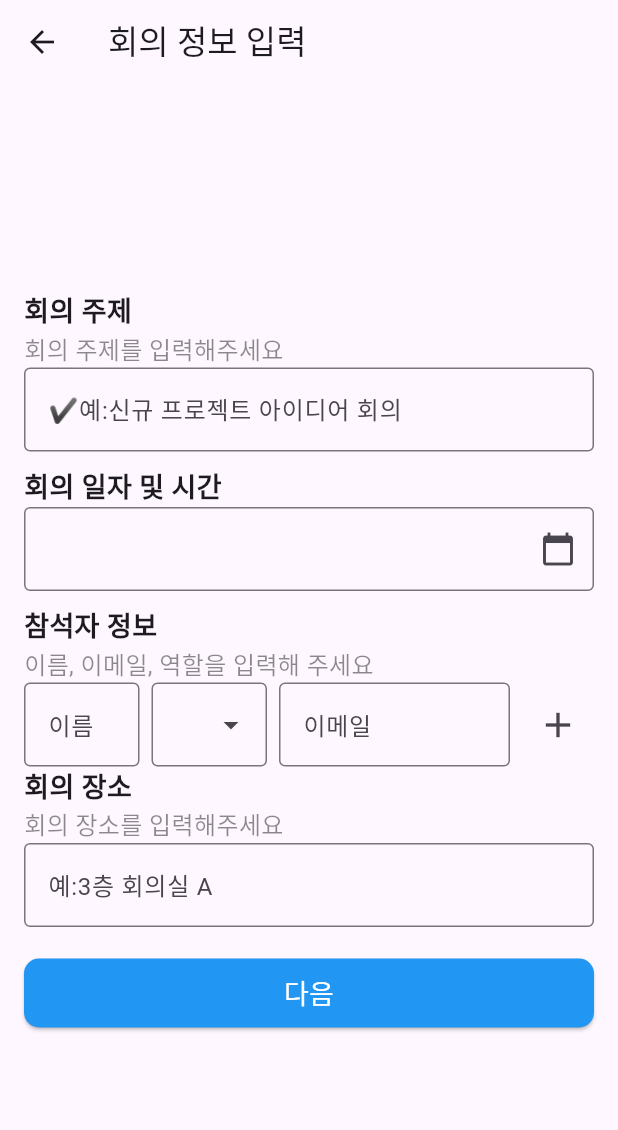
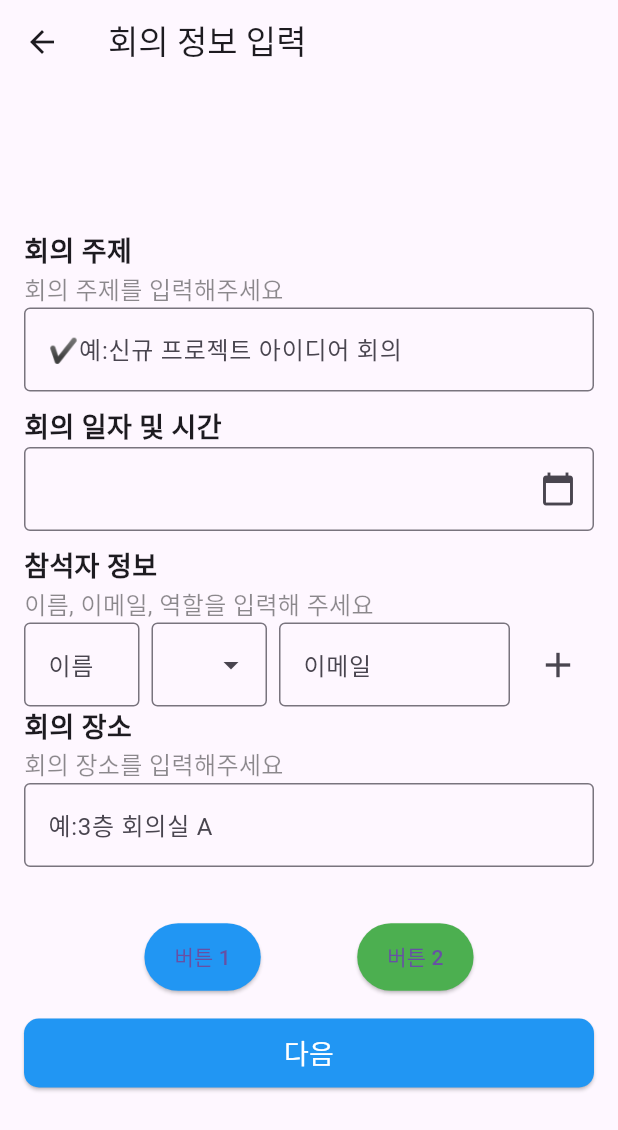
Before and after one commit to highfiveAI/flowy_flutter, a Flutter app: the InputScreen screen opened directly with empty values, on a phone screen of 412 x 824 dp. Shown: the top 1130 px of the screen. Run offline on Flutter 3.47's test engine with Material 3 defaults, Android fonts, the phone set to English and light mode, and no system bars; our stand-ins replace dio; missing offline and left inert: file_selector.

Commit message:
DESIGN: 버튼 구현

```diff
--- a/lib/screens/insert_info.dart
+++ b/lib/screens/insert_info.dart
@@ -197,6 +197,40 @@ class _InputScreenState extends State<InputScreen> {
             ),
             SizedBox(height: 20),
 
+            Container(
+              child: Padding(
+              padding: const EdgeInsets.all(16.0),
+              child: Row(
+                mainAxisAlignment: MainAxisAlignment.spaceEvenly,  // 버튼 간격 균등 배치
+                children: [
+                  ElevatedButton(
+                    onPressed: () {
+                      // 첫 번째 버튼 동작
+                      print('첫 번째 버튼 클릭');
+                    },
+                    style: ElevatedButton.styleFrom(
+                      backgroundColor: Colors.blue,
+                      padding: const EdgeInsets.symmetric(horizontal: 20, vertical: 12),
+                    ),
+                    child: const Text('버튼 1'),
+                  ),
+                  ElevatedButton(
+                    onPressed: () {
+                      // 두 번째 버튼 동작
+                      print('두 번째 버튼 클릭');
+                    },
+                    style: ElevatedButton.styleFrom(
+                      backgroundColor: Colors.green,
+                      padding: const EdgeInsets.symmetric(horizontal: 20, vertical: 12),
+                    ),
+                    child: const Text('버튼 2'),
+                  ),
+                ],
+              ),
+            ),
+            ),
+
+
             ElevatedButton(
               onPressed: () {
                 final uploadVo = UploadVO(
--- a/lib/screens/upload_info.dart
+++ b/lib/screens/upload_info.dart
@@ -201,7 +201,6 @@ class _UploadScreenState extends State<UploadScreen> {
               ),
             ),
             SizedBox(height: 50),
-
             ElevatedButton(
               onPressed: () {
                 Navigator.push(
```
